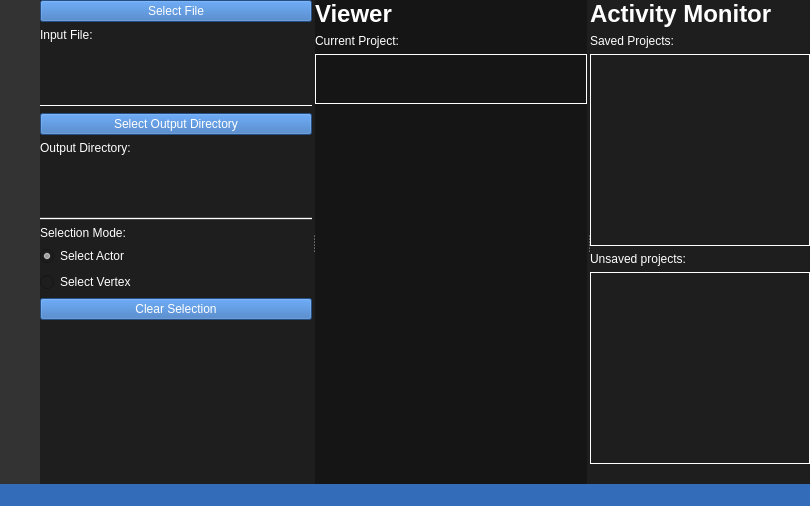
Above: viewer_gui.ui from danieljiang520/UMTRI_3DGUI before the change. Below: the same form after it.
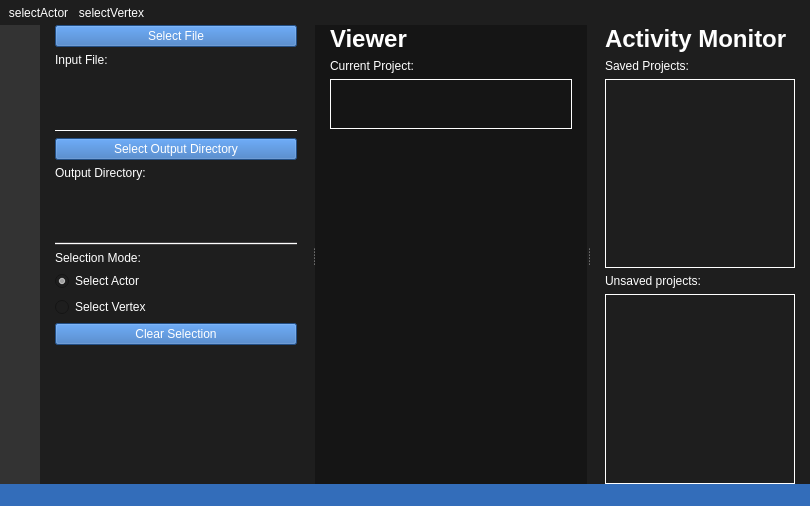
That is the form after the change. Icons and pictures are not drawn.

The edit to the form file:
```diff
--- a/viewer_gui.ui
+++ b/viewer_gui.ui
@@ -228,14 +228,14 @@
       </property>
       <widget class="QWidget" name="panel_left" native="true">
        <layout class="QVBoxLayout" name="layout_left">
+        <property name="leftMargin">
+         <number>15</number>
+        </property>
+        <property name="rightMargin">
+         <number>15</number>
+        </property>
         <item>
          <widget class="QPushButton" name="pushButton_inputfile">
-          <property name="sizePolicy">
-           <sizepolicy hsizetype="Expanding" vsizetype="Fixed">
-            <horstretch>0</horstretch>
-            <verstretch>0</verstretch>
-           </sizepolicy>
-          </property>
           <property name="minimumSize">
            <size>
             <width>0</width>
@@ -302,12 +302,6 @@
         </item>
         <item>
          <widget class="Line" name="line_topLeft">
-          <property name="sizePolicy">
-           <sizepolicy hsizetype="Expanding" vsizetype="Fixed">
-            <horstretch>0</horstretch>
-            <verstretch>0</verstretch>
-           </sizepolicy>
-          </property>
           <property name="frameShadow">
            <enum>QFrame::Plain</enum>
           </property>
@@ -318,12 +312,6 @@
         </item>
         <item>
          <widget class="QPushButton" name="pushButton_outputDir">
-          <property name="sizePolicy">
-           <sizepolicy hsizetype="Expanding" vsizetype="Fixed">
-            <horstretch>0</horstretch>
-            <verstretch>0</verstretch>
-           </sizepolicy>
-          </property>
           <property name="styleSheet">
            <string notr="true">QPushButton::hover{
 	background-color: rgb(20, 51, 89);
@@ -349,12 +337,6 @@
         </item>
         <item>
          <widget class="QTextBrowser" name="textBrowser_outputDir">
-          <property name="sizePolicy">
-           <sizepolicy hsizetype="Expanding" vsizetype="Fixed">
-            <horstretch>0</horstretch>
-            <verstretch>0</verstretch>
-           </sizepolicy>
-          </property>
           <property name="maximumSize">
            <size>
             <width>16777215</width>
@@ -378,12 +360,6 @@
         </item>
         <item>
          <widget class="Line" name="line_bottomLeft">
-          <property name="sizePolicy">
-           <sizepolicy hsizetype="Expanding" vsizetype="Fixed">
-            <horstretch>0</horstretch>
-            <verstretch>0</verstretch>
-           </sizepolicy>
-          </property>
           <property name="styleSheet">
            <string notr="true">background-color: rgb(68, 67, 68);</string>
           </property>
@@ -460,6 +436,12 @@
         <string notr="true">background-color: rgb(21, 21, 21);</string>
        </property>
        <layout class="QVBoxLayout" name="verticalLayout_2">
+        <property name="leftMargin">
+         <number>15</number>
+        </property>
+        <property name="rightMargin">
+         <number>15</number>
+        </property>
         <item>
          <widget class="QLabel" name="label_viewer">
           <property name="font">
@@ -550,6 +532,12 @@
         </size>
        </property>
        <layout class="QVBoxLayout" name="verticalLayout">
+        <property name="leftMargin">
+         <number>15</number>
+        </property>
+        <property name="rightMargin">
+         <number>15</number>
+        </property>
         <item>
          <widget class="QLabel" name="label_activityMonitor">
           <property name="sizePolicy">
@@ -640,18 +628,68 @@
     <string notr="true">background-color: rgb(51, 109, 186);</string>
    </property>
   </widget>
-  <action name="actionSave">
+  <widget class="QToolBar" name="toolBar">
+   <property name="windowTitle">
+    <string>toolBar</string>
+   </property>
+   <property name="styleSheet">
+    <string notr="true">QToolBar { border: 0px }
+QToolButton {
+    border: 0px;
+}
+QToolButton:checked {
+	background-color: rgb(255, 255, 255);
+}</string>
+   </property>
+   <property name="movable">
+    <bool>false</bool>
+   </property>
+   <attribute name="toolBarArea">
+    <enum>TopToolBarArea</enum>
+   </attribute>
+   <attribute name="toolBarBreak">
+    <bool>false</bool>
+   </attribute>
+   <addaction name="action_selectActor"/>
+   <addaction name="action_selectVertex"/>
+  </widget>
+  <action name="action_selectVertex">
+   <property name="checkable">
+    <bool>true</bool>
+   </property>
+   <property name="checked">
+    <bool>false</bool>
+   </property>
+   <property name="enabled">
+    <bool>true</bool>
+   </property>
+   <property name="icon">
+    <iconset>
+     <normaloff>res/pickPoint.png</normaloff>res/pickPoint.png</iconset>
+   </property>
    <property name="text">
-    <string>Save</string>
+    <string>selectVertex</string>
    </property>
   </action>
-  <action name="actionActivity_Monitor">
+  <action name="action_selectActor">
+   <property name="checkable">
+    <bool>true</bool>
+   </property>
+   <property name="checked">
+    <bool>false</bool>
+   </property>
+   <property name="enabled">
+    <bool>true</bool>
+   </property>
    <property name="icon">
     <iconset>
      <normaloff>:/newPrefix/info.png</normaloff>:/newPrefix/info.png</iconset>
    </property>
    <property name="text">
-    <string>Activity Monitor</string>
+    <string>selectActor</string>
+   </property>
+   <property name="toolTip">
+    <string>selectActor</string>
    </property>
   </action>
  </widget>
```
Left out of the diff: 4 changed lines with no effect on the pictures.
